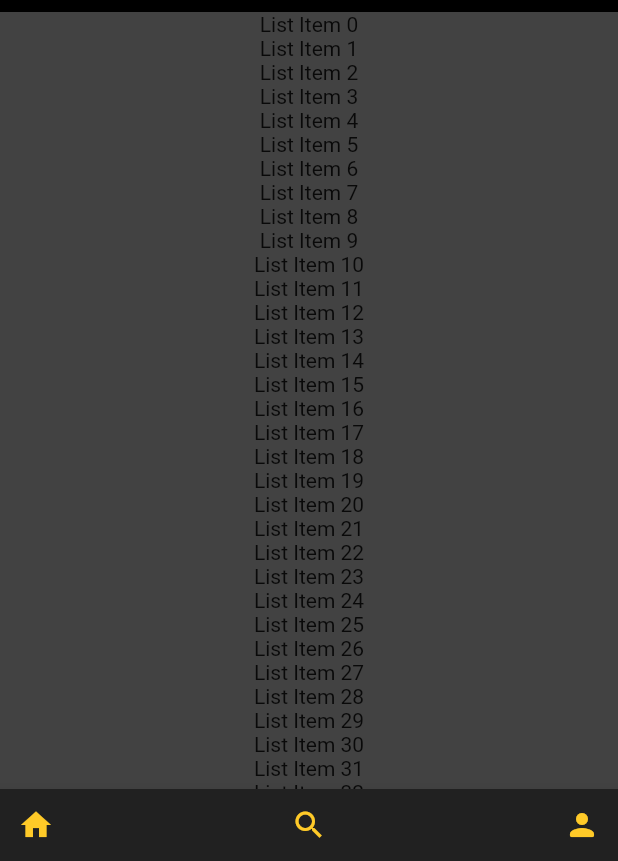
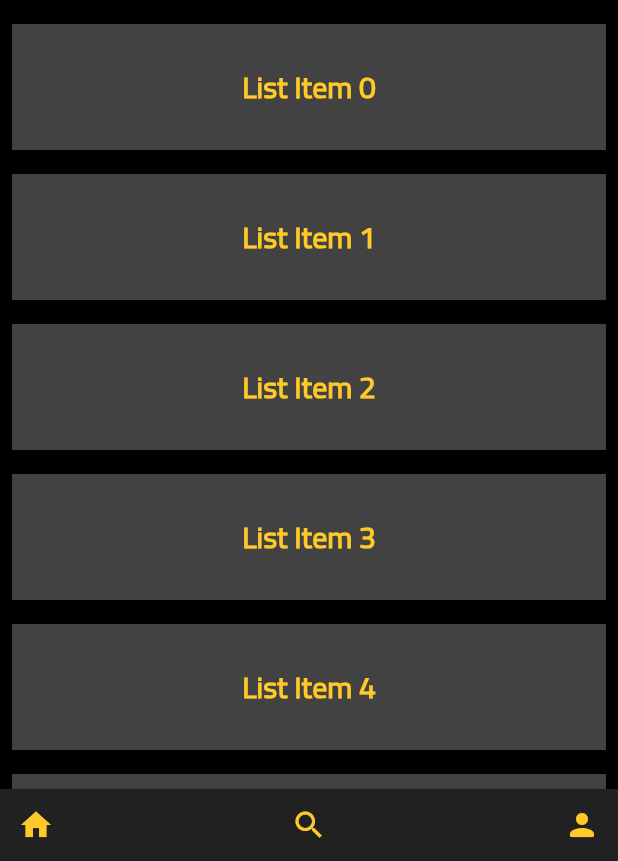
Before and after one commit to Logan-Lafauci/CollectR, a Flutter app: the screen it shows after launch, on a phone screen of 412 x 824 dp, the part 375-1236 px from its top. Run offline on Flutter 3.47's test engine with Material 2 defaults, Android fonts, the phone set to English and light mode, and no system bars.

Commit message:
Add files via upload
fixed issue with ui

```diff
--- a/lib/main.dart
+++ b/lib/main.dart
@@ -90,27 +90,50 @@ class Home extends StatelessWidget {
             //   ),
             // ),
 
-            SliverPadding(
-              padding: EdgeInsets.only(bottom: 8.0),
-              sliver: SliverList(
 
-                // itemExtent: 100.0,
 
-                delegate: SliverChildBuilderDelegate(
 
-                      (BuildContext context, int index) {
+            SliverFixedExtentList(
+              itemExtent: 100.0,
+              delegate: SliverChildBuilderDelegate(
+                    (BuildContext context, int index) {
+                  return Container(
+                      child: Padding(
+                        padding: EdgeInsets.all(8.0),
 
-                    return Container(
+                        child: Container(
 
-                      alignment: Alignment.center,
-                      color: Colors.grey[800],
-                      child: Text('List Item $index'),
+                          alignment: Alignment.center,
+                          color: Colors.grey[800],
+                          child: Text(
+                            'List Item $index',
+                            style: TextStyle(
+                              fontSize:  20.0,
+                              fontWeight: FontWeight.bold,
+                              color: Colors.amber[400],
+                              fontFamily: 'Cairo',
+                            ),
+                          ),
 
-                    );
-                  },
-                ),
+                        ),
+                      ),
+
+
+
+
+
+
+                  );
+                },
               ),
             )
+
+
+
+
+
+
+
           ],
         ),
         color: Colors.black,
```
